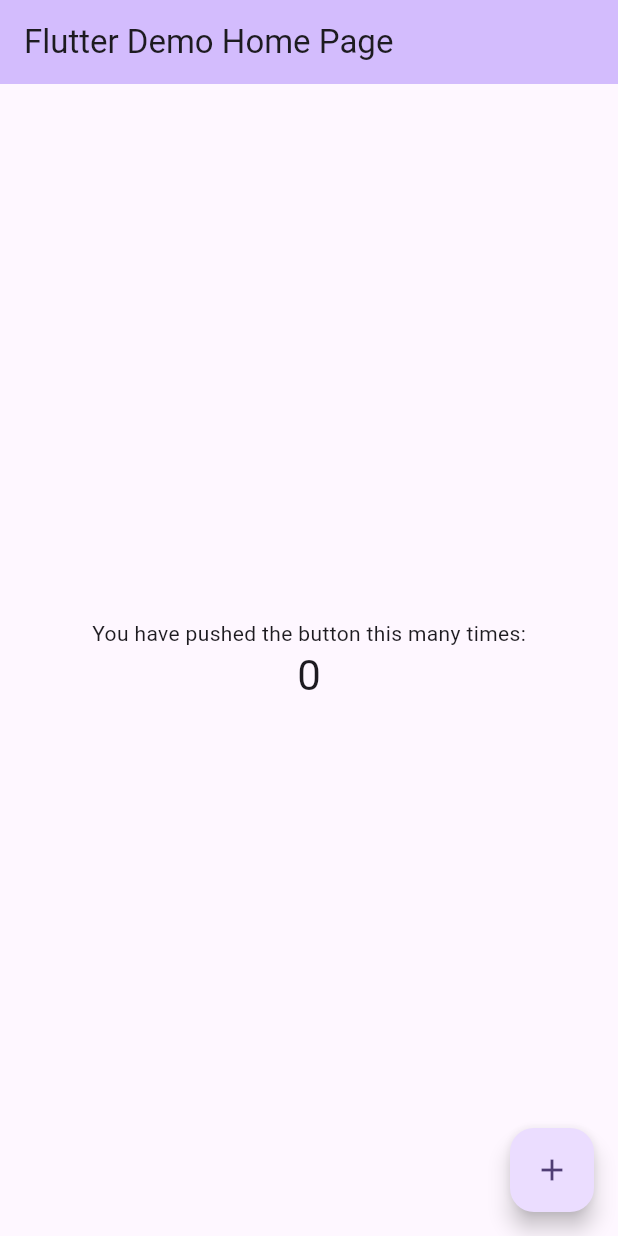
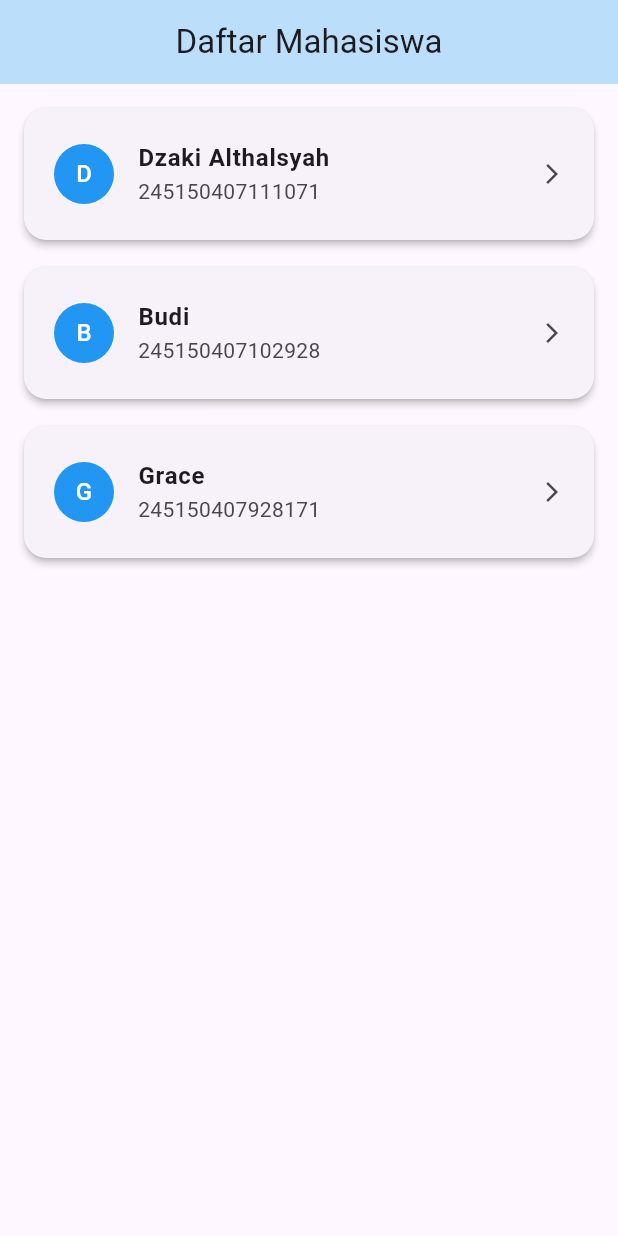
Before and after one commit to dzakialthalsy/flutterlistviewpageview, a Flutter app: the screen it shows after launch, on a phone screen of 412 x 824 dp. Run offline on Flutter 3.47's test engine with Material 3 defaults, Android fonts, the phone set to English and light mode, and no system bars.

Commit message:
Commit main

```diff
--- a/lib/main.dart
+++ b/lib/main.dart
@@ -7,116 +7,271 @@ void main() {
 class MyApp extends StatelessWidget {
   const MyApp({super.key});
 
-  // This widget is the root of your application.
   @override
   Widget build(BuildContext context) {
     return MaterialApp(
-      title: 'Flutter Demo',
-      theme: ThemeData(
-        // This is the theme of your application.
-        //
-        // TRY THIS: Try running your application with "flutter run". You'll see
-        // the application has a purple toolbar. Then, without quitting the app,
-        // try changing the seedColor in the colorScheme below to Colors.green
-        // and then invoke "hot reload" (save your changes or press the "hot
-        // reload" button in a Flutter-supported IDE, or press "r" if you used
-        // the command line to start the app).
-        //
-        // Notice that the counter didn't reset back to zero; the application
-        // state is not lost during the reload. To reset the state, use hot
-        // restart instead.
-        //
-        // This works for code too, not just values: Most code changes can be
-        // tested with just a hot reload.
-        colorScheme: .fromSeed(seedColor: Colors.deepPurple),
-      ),
-      home: const MyHomePage(title: 'Flutter Demo Home Page'),
+      title: 'Data Mahasiswa',
+      theme: ThemeData(primarySwatch: Colors.blue, useMaterial3: true),
+      home: const HalamanDaftarMahasiswa(),
     );
   }
 }
 
-class MyHomePage extends StatefulWidget {
-  const MyHomePage({super.key, required this.title});
+// Model data mahasiswa
+class Mahasiswa {
+  final String nama;
+  final String nim;
+  final String profil;
+  final List<String> jadwal;
+  final Map<String, String> nilai;
 
-  // This widget is the home page of your application. It is stateful, meaning
-  // that it has a State object (defined below) that contains fields that affect
-  // how it looks.
-
-  // This class is the configuration for the state. It holds the values (in this
-  // case the title) provided by the parent (in this case the App widget) and
-  // used by the build method of the State. Fields in a Widget subclass are
-  // always marked "final".
-
-  final String title;
-
-  @override
-  State<MyHomePage> createState() => _MyHomePageState();
+  Mahasiswa({
+    required this.nama,
+    required this.nim,
+    required this.profil,
+    required this.jadwal,
+    required this.nilai,
+  });
 }
 
-class _MyHomePageState extends State<MyHomePage> {
-  int _counter = 0;
+// Data dummy mahasiswa
+final List<Mahasiswa> daftarMahasiswa = [
+  Mahasiswa(
+    nama: "Dzaki Althalsyah",
+    nim: "245150407111071",
+    profil: "Mahasiswa Sistem Informasi yang tertarik pada Flutter",
+    jadwal: [
+      "Senin: Pengembangan Aplikasi Multiplatform",
+      "Rabu: Pengantar Sains Data",
+      "Jumat: Enterprise Architecture I",
+    ],
+    nilai: {
+      "Pengembangan Aplikasi Multiplatform": "A",
+      "Pengantar Sains Data": "A",
+      "Enterprise Architecture I": "A",
+    },
+  ),
+  Mahasiswa(
+    nama: "Budi",
+    nim: "245150407102928",
+    profil: "Fokus pada pengembangan Backend dan Cloud Computing.",
+    jadwal: ["Selasa: Jaringan Komputer", "Kamis: Statistik"],
+    nilai: {"Jaringan Komputer": "B+", "Statistik": "A"},
+  ),
+  Mahasiswa(
+    nama: "Grace",
+    nim: "245150407928171",
+    profil: "Pecinta Data Science dan Machine Learning.",
+    jadwal: ["Senin: Kalkulus", "Rabu: Machine Learning"],
+    nilai: {"Kalkulus": "A", "Machine Learning": "A"},
+  ),
+];
 
-  void _incrementCounter() {
-    setState(() {
-      // This call to setState tells the Flutter framework that something has
-      // changed in this State, which causes it to rerun the build method below
-      // so that the display can reflect the updated values. If we changed
-      // _counter without calling setState(), then the build method would not be
-      // called again, and so nothing would appear to happen.
-      _counter++;
-    });
-  }
+// Daftar mahasiswa (Listview)
+class HalamanDaftarMahasiswa extends StatelessWidget {
+  const HalamanDaftarMahasiswa({super.key});
 
   @override
   Widget build(BuildContext context) {
-    // This method is rerun every time setState is called, for instance as done
-    // by the _incrementCounter method above.
-    //
-    // The Flutter framework has been optimized to make rerunning build methods
-    // fast, so that you can just rebuild anything that needs updating rather
-    // than having to individually change instances of widgets.
     return Scaffold(
       appBar: AppBar(
-        // TRY THIS: Try changing the color here to a specific color (to
-        // Colors.amber, perhaps?) and trigger a hot reload to see the AppBar
-        // change color while the other colors stay the same.
-        backgroundColor: Theme.of(context).colorScheme.inversePrimary,
-        // Here we take the value from the MyHomePage object that was created by
-        // the App.build method, and use it to set our appbar title.
-        title: Text(widget.title),
+        title: const Text("Daftar Mahasiswa"),
+        centerTitle: true,
+        backgroundColor: Colors.blue.shade100,
       ),
-      body: Center(
-        // Center is a layout widget. It takes a single child and positions it
-        // in the middle of the parent.
-        child: Column(
-          // Column is also a layout widget. It takes a list of children and
-          // arranges them vertically. By default, it sizes itself to fit its
-          // children horizontally, and tries to be as tall as its parent.
-          //
-          // Column has various properties to control how it sizes itself and
-          // how it positions its children. Here we use mainAxisAlignment to
-          // center the children vertically; the main axis here is the vertical
-          // axis because Columns are vertical (the cross axis would be
-          // horizontal).
-          //
-          // TRY THIS: Invoke "debug painting" (choose the "Toggle Debug Paint"
-          // action in the IDE, or press "p" in the console), to see the
-          // wireframe for each widget.
-          mainAxisAlignment: .center,
-          children: [
-            const Text('You have pushed the button this many times:'),
-            Text(
-              '$_counter',
-              style: Theme.of(context).textTheme.headlineMedium,
+      body: ListView.separated(
+        padding: const EdgeInsets.all(12),
+        itemCount: daftarMahasiswa.length,
+        separatorBuilder: (context, index) => const SizedBox(height: 10),
+        itemBuilder: (context, index) {
+          final mhs = daftarMahasiswa[index];
+          // Tantangan Bonus: Custom List Item
+          return Card(
+            elevation: 2,
+            shape: RoundedRectangleBorder(
+              borderRadius: BorderRadius.circular(15),
             ),
-          ],
-        ),
-      ),
-      floatingActionButton: FloatingActionButton(
-        onPressed: _incrementCounter,
-        tooltip: 'Increment',
-        child: const Icon(Icons.add),
+            child: ListTile(
+              contentPadding: const EdgeInsets.symmetric(
+                horizontal: 20,
+                vertical: 8,
+              ),
+              leading: CircleAvatar(
+                backgroundColor: Colors.blue,
+                child: Text(
+                  mhs.nama[0],
+                  style: const TextStyle(color: Colors.white),
+                ),
+              ),
+              title: Text(
+                mhs.nama,
+                style: const TextStyle(fontWeight: FontWeight.bold),
+              ),
+              subtitle: Text(mhs.nim),
+              trailing: const Icon(Icons.arrow_forward_ios, size: 16),
+              onTap: () {
+                // Interaksi Tap ke Detail
+                Navigator.push(
+                  context,
+                  MaterialPageRoute(
+                    builder: (context) =>
+                        HalamanDetailMahasiswa(mahasiswa: mhs),
+                  ),
+                );
+              },
+            ),
+          );
+        },
       ),
     );
   }
 }
+
+// PageView (profil,jadwal,nilai)
+class HalamanDetailMahasiswa extends StatefulWidget {
+  final Mahasiswa mahasiswa;
+  const HalamanDetailMahasiswa({super.key, required this.mahasiswa});
+
+  @override
+  State<HalamanDetailMahasiswa> createState() => _HalamanDetailMahasiswaState();
+}
+
+class _HalamanDetailMahasiswaState extends State<HalamanDetailMahasiswa> {
+  final PageController _pageController = PageController();
+  int _currentPage = 0;
+
+  @override
+  Widget build(BuildContext context) {
+    return Scaffold(
+      appBar: AppBar(title: Text(widget.mahasiswa.nama)),
+      body: Column(
+        children: [
+          // Area PageView
+          Expanded(
+            child: PageView(
+              controller: _pageController,
+              onPageChanged: (index) {
+                setState(() {
+                  _currentPage = index;
+                });
+              },
+              children: [
+                _buildSubPage("Profil", Icons.person, widget.mahasiswa.profil),
+                _buildJadwalPage(),
+                _buildNilaiPage(),
+              ],
+            ),
+          ),
+
+          // Tantangan Bonus: Page Indicator
+          Padding(
+            padding: const EdgeInsets.symmetric(vertical: 20),
+            child: Row(
+              mainAxisAlignment: MainAxisAlignment.center,
+              children: List.generate(3, (index) => _buildIndicator(index)),
+            ),
+          ),
+        ],
+      ),
+    );
+  }
+
+  // Widget indikator
+  Widget _buildIndicator(int index) {
+    return AnimatedContainer(
+      duration: const Duration(milliseconds: 300),
+      margin: const EdgeInsets.symmetric(horizontal: 5),
+      height: 10,
+      width: _currentPage == index ? 25 : 10,
+      decoration: BoxDecoration(
+        color: _currentPage == index ? Colors.blue : Colors.grey.shade300,
+        borderRadius: BorderRadius.circular(5),
+      ),
+    );
+  }
+
+  // Helper untuk Sub-halaman umum
+  Widget _buildSubPage(String title, IconData icon, String content) {
+    return Padding(
+      padding: const EdgeInsets.all(24.0),
+      child: Column(
+        mainAxisAlignment: MainAxisAlignment.center,
+        children: [
+          Icon(icon, size: 80, color: Colors.blue),
+          const SizedBox(height: 20),
+          Text(
+            title,
+            style: const TextStyle(fontSize: 24, fontWeight: FontWeight.bold),
+          ),
+          const SizedBox(height: 15),
+          Text(
+            content,
+            textAlign: TextAlign.center,
+            style: const TextStyle(fontSize: 16),
+          ),
+        ],
+      ),
+    );
+  }
+
+  // Widget khusus halaman jadwal
+  Widget _buildJadwalPage() {
+    return Padding(
+      padding: const EdgeInsets.all(24.0),
+      child: Column(
+        children: [
+          const Icon(Icons.calendar_month, size: 80, color: Colors.green),
+          const SizedBox(height: 20),
+          const Text(
+            "Jadwal Kuliah",
+            style: TextStyle(fontSize: 24, fontWeight: FontWeight.bold),
+          ),
+          const SizedBox(height: 15),
+          ...widget.mahasiswa.jadwal.map(
+            (j) => Card(
+              child: ListTile(
+                title: Text(j),
+                leading: const Icon(Icons.check_circle_outline),
+              ),
+            ),
+          ),
+        ],
+      ),
+    );
+  }
+
+  // Widget khusus halaman nilai
+  Widget _buildNilaiPage() {
+    return Padding(
+      padding: const EdgeInsets.all(24.0),
+      child: Column(
+        children: [
+          const Icon(Icons.grade, size: 80, color: Colors.orange),
+          const SizedBox(height: 20),
+          const Text(
+            "Daftar Nilai",
+            style: TextStyle(fontSize: 24, fontWeight: FontWeight.bold),
+          ),
+          const SizedBox(height: 15),
+          Table(
+            border: TableBorder.all(color: Colors.grey.shade300),
+            children: widget.mahasiswa.nilai.entries.map((e) {
+              return TableRow(
+                children: [
+                  Padding(
+                    padding: const EdgeInsets.all(8.0),
+                    child: Text(e.key),
+                  ),
+                  Padding(
+                    padding: const EdgeInsets.all(8.0),
+                    child: Text(e.value, textAlign: TextAlign.center),
+                  ),
+                ],
+              );
+            }).toList(),
+          ),
+        ],
+      ),
+    );
+  }
+}
```
